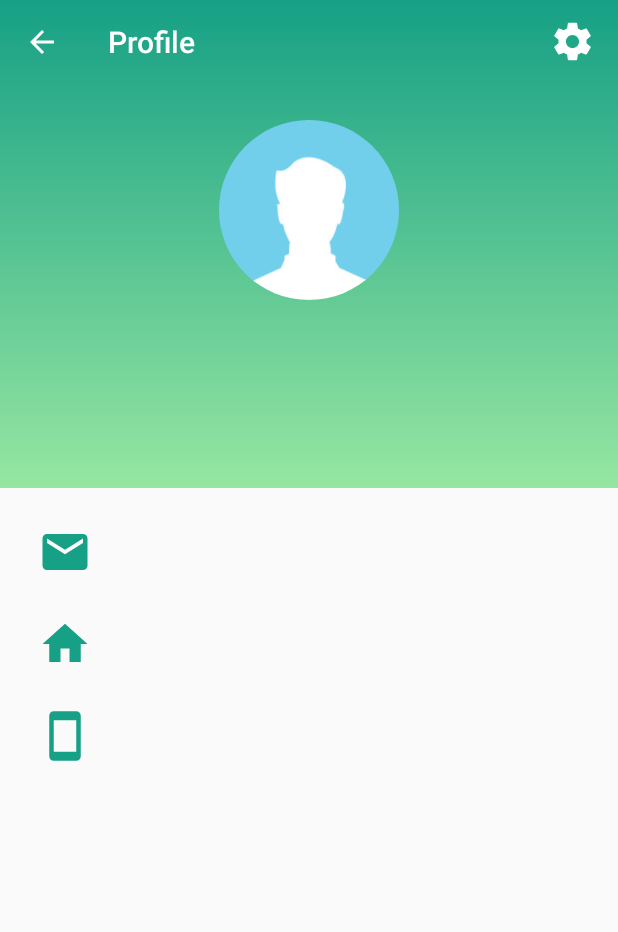
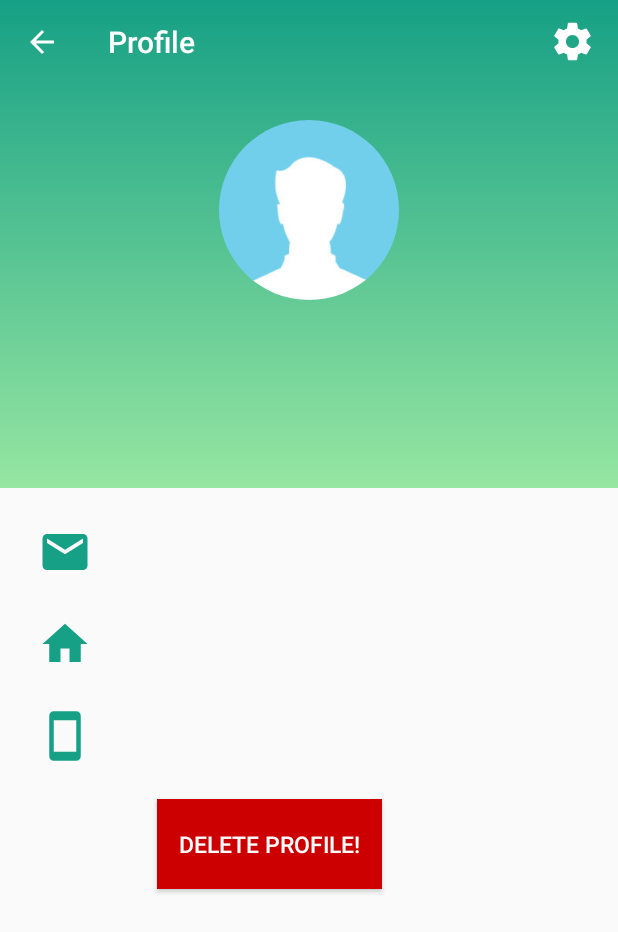
Before and after one commit to CarlLDreyer/scanmore, an Android app: the ProfileActivity screen opened directly, with no data from a screen before it, on a phone screen of 412 x 824 dp. Shown: the top 932 px of the screen. Run offline under Robolectric (Android 15) with nearby library versions, the phone set to English and light mode, and no system bars; our stand-ins replace CircleImageView; 2 statements that could not run were skipped.

Commit message:
Deleteprofile

```diff
--- a/app/src/main/res/layout/activity_profile.xml
+++ b/app/src/main/res/layout/activity_profile.xml
@@ -102,6 +102,19 @@
         </LinearLayout>
 
 
+        <!-- Delete Button -->
+        <Button
+            android:id="@+id/btn_deleteProfile"
+            android:layout_width="150dp"
+            android:layout_height="60dp"
+            android:layout_marginTop="24dp"
+            android:layout_marginBottom="24dp"
+            android:background="@android:color/holo_red_dark"
+            android:padding="12dp"
+            android:textSize="15sp"
+            android:textColor="@color/colorWhite"
+            android:layout_gravity="center"
+            android:text="Delete profile!" />
     </LinearLayout>
 
     <androidx.appcompat.widget.Toolbar
```
Also changed, not shown: app/src/main/java/com/example/scanmore/Database/DatabaseHandler.java (+13 -0 lines), app/src/main/java/com/example/scanmore/LoginActivity.java (+4 -9 lines), app/src/main/java/com/example/scanmore/ProfileActivity.java (+35 -0 lines), app/src/main/java/com/example/scanmore/SplashActivity.java (+5 -4 lines).
